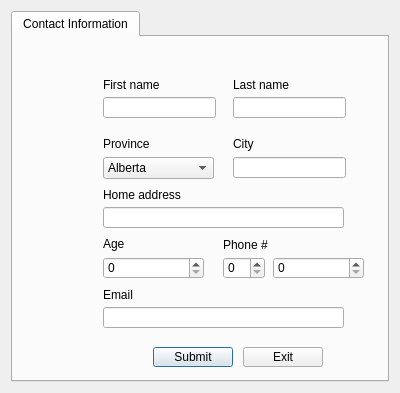
Above: deliverable2-code/d2-source/addclient.ui from ashleefoureyes/quackjaws before the change. Below: the same form after it.
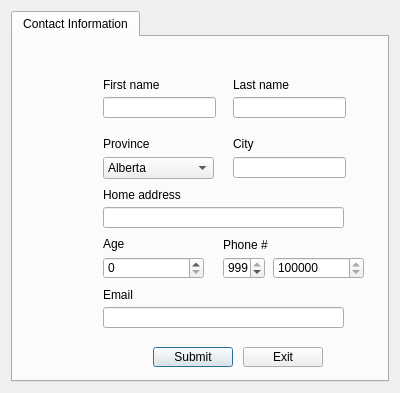
That is the form after the change.

What changed in the file:
```diff
--- a/deliverable2-code/d2-source/addclient.ui
+++ b/deliverable2-code/d2-source/addclient.ui
@@ -271,13 +271,13 @@
         </rect>
        </property>
        <property name="minimum">
-        <number>0</number>
+        <number>100</number>
        </property>
        <property name="maximum">
         <number>999</number>
        </property>
        <property name="value">
-        <number>0</number>
+        <number>999</number>
        </property>
       </widget>
       <widget class="QSpinBox" name="sbPhone">
@@ -290,13 +290,13 @@
         </rect>
        </property>
        <property name="minimum">
-        <number>0</number>
+        <number>1000000</number>
        </property>
        <property name="maximum">
         <number>9999999</number>
        </property>
        <property name="value">
-        <number>0</number>
+        <number>9999999</number>
        </property>
       </widget>
       <widget class="QLineEdit" name="txtEmail">
```
